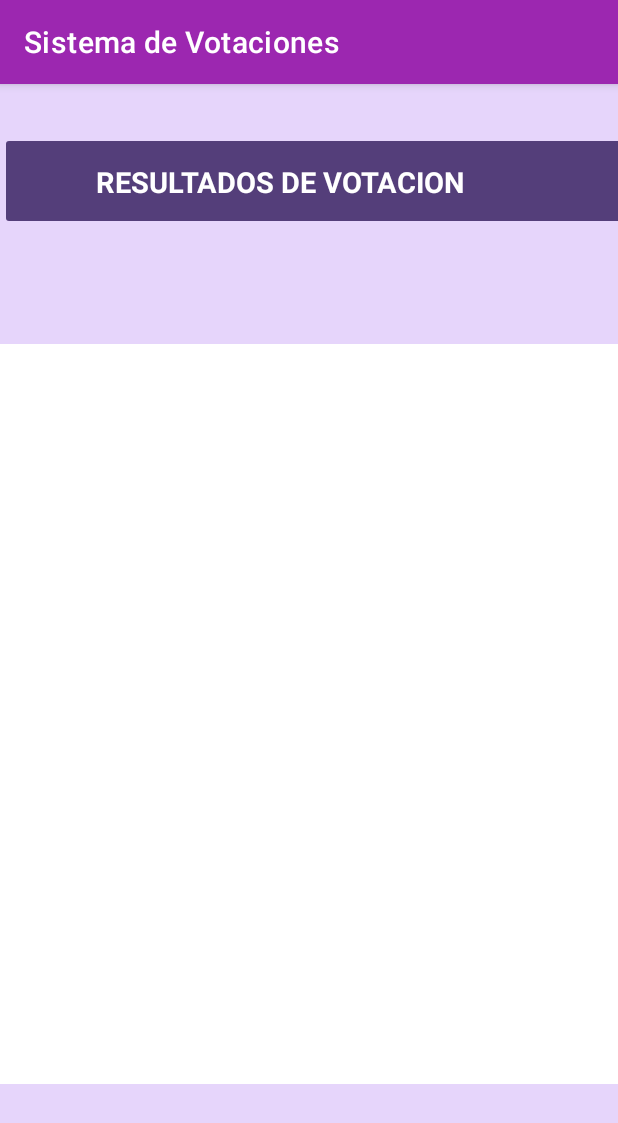
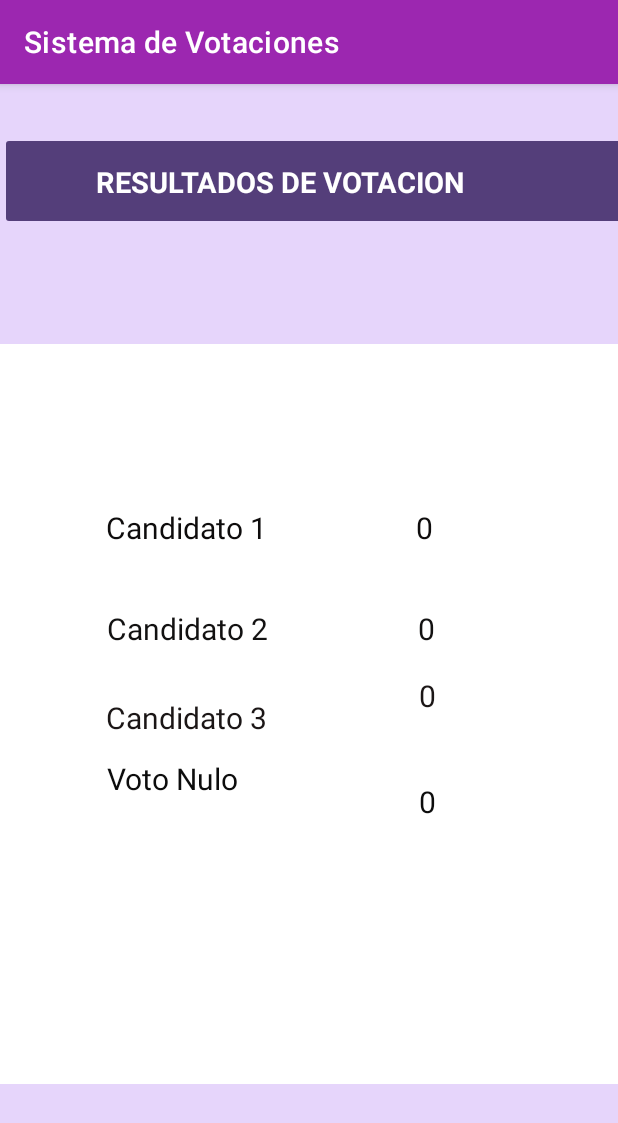
Before and after one commit to edwinarrocha/Proyecto1, an Android app: the resultados screen opened directly, with no data from a screen before it, on a phone screen of 412 x 824 dp. Shown: the top 1123 px of the screen. Run offline under Robolectric (Android 15) with nearby library versions, the phone set to English and light mode, and no system bars; Roboto replaces fonts that are not available here.

Commit message:
desarrollo de pantalla resultado, error contador resultado

```diff
--- a/app/src/main/java/com/example/sistemadevotaciones/resultados.java
+++ b/app/src/main/java/com/example/sistemadevotaciones/resultados.java
@@ -2,16 +2,39 @@ package com.example.sistemadevotaciones;
 
 import androidx.appcompat.app.AppCompatActivity;
 
+import android.content.Intent;
 import android.os.Bundle;
+import android.widget.TextView;
 
 public class resultados extends AppCompatActivity {
+
+    TextView candidato1, candidato2, candidato3, votonulo;
 
     @Override
     protected void onCreate(Bundle savedInstanceState) {
         super.onCreate(savedInstanceState);
         setContentView(R.layout.activity_resultados);
 
+        candidato1 = (TextView) findViewById(R.id.candidato1);
+        candidato2 = (TextView) findViewById(R.id.candidato2);
+        candidato3 = (TextView) findViewById(R.id.candidato3);
+        votonulo = (TextView) findViewById(R.id.votonulo);
 
-        //graficos
+        Intent intent = getIntent();
+
+        Integer cont_1 = getIntent().getIntExtra("cont_candidato1", 0);
+        Integer cont_2 = getIntent().getIntExtra("cont_candidato2", 0);
+        Integer cont_3 = getIntent().getIntExtra("cont_candidato3", 0);
+        Integer cont_nulo = getIntent().getIntExtra("cont_nulo", 0);
+
+        String cand_1 = String.valueOf(cont_1);
+        String cand_2 = String.valueOf(cont_2);
+        String cand_3 = String.valueOf(cont_3);
+        String nulo = String.valueOf(cont_nulo);
+
+        candidato1.setText(cand_1);
+        candidato2.setText(cand_2);
+        candidato3.setText(cand_3);
+        votonulo.setText(nulo);
     }
 }
--- a/app/src/main/java/com/example/sistemadevotaciones/votacion.java
+++ b/app/src/main/java/com/example/sistemadevotaciones/votacion.java
@@ -20,7 +20,7 @@ public class votacion extends AppCompatActivity {
 
 
     //contadores de votacion
-    int candidato1_VivianValencuela = 0, candidato2_OmarAizpurua = 0, candidato3_MartinCandenado = 0, voto_Nulo =0;
+    int candidato1_VivianValencuela, candidato2_OmarAizpurua, candidato3_MartinCandenado, voto_Nulo;
 
     @Override
     protected void onCreate(Bundle savedInstanceState) {
--- a/app/src/main/res/layout/activity_resultados.xml
+++ b/app/src/main/res/layout/activity_resultados.xml
@@ -39,10 +39,117 @@
         android:background="@color/white"
         app:layout_constraintBottom_toBottomOf="parent"
         app:layout_constraintEnd_toEndOf="parent"
-        app:layout_constraintHorizontal_bias="0.825"
+        app:layout_constraintHorizontal_bias="0.82"
         app:layout_constraintStart_toStartOf="parent"
         app:layout_constraintTop_toTopOf="parent"
         app:layout_constraintVertical_bias="0.63"
         tools:srcCompat="@color/white" />
 
+    <TextView
+        android:id="@+id/candidato1"
+        android:layout_width="wrap_content"
+        android:layout_height="wrap_content"
+        android:text="0"
+        android:textColor="#0E0C0C"
+        android:textSize="20sp"
+        app:layout_constraintBottom_toTopOf="@+id/textView7"
+        app:layout_constraintEnd_toEndOf="parent"
+        app:layout_constraintHorizontal_bias="0.692"
+        app:layout_constraintStart_toStartOf="parent"
+        app:layout_constraintTop_toTopOf="parent"
+        app:layout_constraintVertical_bias="0.876" />
+
+    <TextView
+        android:id="@+id/textView6"
+        android:layout_width="wrap_content"
+        android:layout_height="wrap_content"
+        android:text="Candidato 1"
+        android:textColor="#0E0C0C"
+        android:textSize="20sp"
+        app:layout_constraintBottom_toTopOf="@+id/textView7"
+        app:layout_constraintEnd_toEndOf="parent"
+        app:layout_constraintHorizontal_bias="0.231"
+        app:layout_constraintStart_toStartOf="parent"
+        app:layout_constraintTop_toTopOf="parent"
+        app:layout_constraintVertical_bias="0.876" />
+
+    <TextView
+        android:id="@+id/textView7"
+        android:layout_width="wrap_content"
+        android:layout_height="wrap_content"
+        android:layout_marginBottom="32dp"
+        android:text="Candidato 2"
+        android:textColor="#121111"
+        android:textSize="20sp"
+        app:layout_constraintBottom_toTopOf="@+id/textView9"
+        app:layout_constraintEnd_toEndOf="parent"
+        app:layout_constraintHorizontal_bias="0.235"
+        app:layout_constraintStart_toStartOf="parent" />
+
+    <TextView
+        android:id="@+id/candidato2"
+        android:layout_width="wrap_content"
+        android:layout_height="wrap_content"
+        android:layout_marginBottom="32dp"
+        android:text="0"
+        android:textColor="#121111"
+        android:textSize="20sp"
+        app:layout_constraintBottom_toTopOf="@+id/textView9"
+        app:layout_constraintEnd_toEndOf="parent"
+        app:layout_constraintHorizontal_bias="0.695"
+        app:layout_constraintStart_toStartOf="parent" />
+
+    <TextView
+        android:id="@+id/textView9"
+        android:layout_width="wrap_content"
+        android:layout_height="wrap_content"
+        android:layout_marginBottom="332dp"
+        android:text="Candidato 3"
+        android:textColor="#1B1616"
+        android:textSize="20sp"
+        app:layout_constraintBottom_toBottomOf="parent"
+        app:layout_constraintEnd_toEndOf="parent"
+        app:layout_constraintHorizontal_bias="0.231"
+        app:layout_constraintStart_toStartOf="parent" />
+
+    <TextView
+        android:id="@+id/candidato3"
+        android:layout_width="wrap_content"
+        android:layout_height="wrap_content"
+        android:layout_marginBottom="28dp"
+        android:text="0"
+        android:textColor="#1B1616"
+        android:textSize="20sp"
+        app:layout_constraintBottom_toTopOf="@+id/textView10"
+        app:layout_constraintEnd_toEndOf="parent"
+        app:layout_constraintHorizontal_bias="0.698"
+        app:layout_constraintStart_toStartOf="parent" />
+
+    <TextView
+        android:id="@+id/textView10"
+        android:layout_width="wrap_content"
+        android:layout_height="wrap_content"
+        android:text="Voto Nulo"
+        android:textColor="#0C0C0C"
+        android:textSize="20sp"
+        app:layout_constraintBottom_toBottomOf="parent"
+        app:layout_constraintEnd_toEndOf="parent"
+        app:layout_constraintHorizontal_bias="0.22"
+        app:layout_constraintStart_toStartOf="parent"
+        app:layout_constraintTop_toTopOf="parent"
+        app:layout_constraintVertical_bias="0.607" />
+
+    <TextView
+        android:id="@+id/votonulo"
+        android:layout_width="wrap_content"
+        android:layout_height="wrap_content"
+        android:layout_marginBottom="276dp"
+        android:text="0"
+        android:textColor="#0C0C0C"
+        android:textSize="20sp"
+        app:layout_constraintBottom_toBottomOf="parent"
+        app:layout_constraintEnd_toEndOf="parent"
+        app:layout_constraintHorizontal_bias="0.697"
+        app:layout_constraintStart_toStartOf="parent" />
+
 </androidx.constraintlayout.widget.ConstraintLayout>
```
